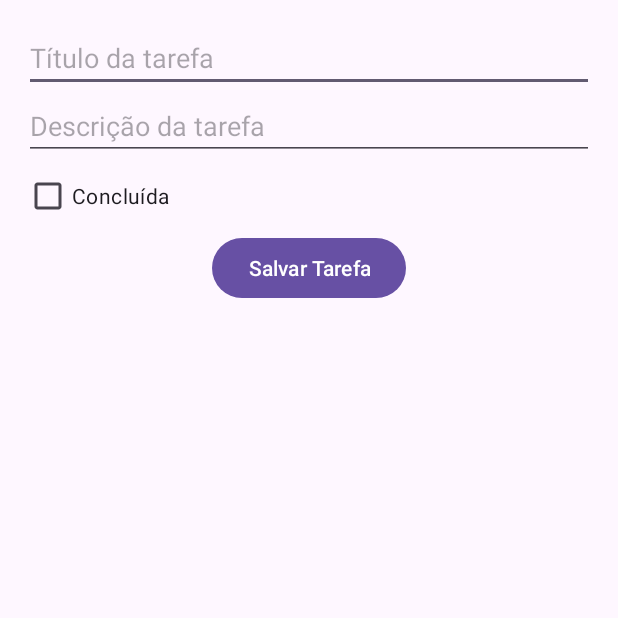
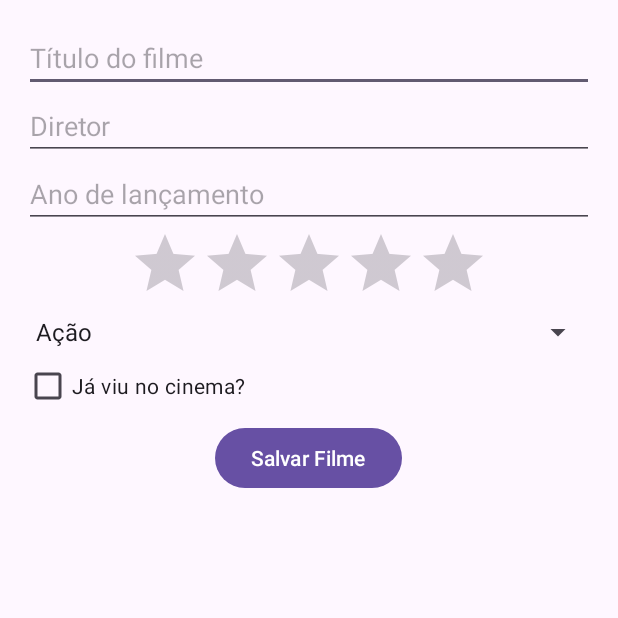
Before and after one commit to ThFaro/Mobile, an Android app: the screen it shows after launch (Aula06ExercicioActivity before the commit, MoviesActivity after it), on a phone screen of 412 x 824 dp, the top half of it. Run offline under Robolectric (Android 15) with nearby library versions, the phone set to English and light mode, and no system bars.

Commit message:
AC1 FINALIZADA

```diff
--- a/app/src/main/java/com/exemplo/exercicios/Aula06ExercicioActivity.java
+++ /dev/null
@@ -1,129 +0,0 @@
-package com.exemplo.exercicios;
-
-import android.database.Cursor;
-import android.graphics.Paint;
-import android.os.Bundle;
-import android.view.View;
-import android.widget.ArrayAdapter;
-import android.widget.Button;
-import android.widget.CheckBox;
-import android.widget.EditText;
-import android.widget.ListView;
-import android.widget.TextView;
-import android.widget.Toast;
-
-import androidx.appcompat.app.AppCompatActivity;
-
-import java.util.ArrayList;
-
-public class Aula06ExercicioActivity extends AppCompatActivity {
-
-    private EditText edtTitulo, edtDescricao;
-    private ListView listViewTarefas;
-    private Button btnSalvar, btnAtualizar;
-    private CheckBox chkConcluida;
-    private TaskHelper databaseHelper;
-    private ArrayAdapter<String> adapter;
-    private ArrayList<String> listaTarefas;
-    private ArrayList<Integer> listaIds;
-
-    @Override
-    protected void onCreate(Bundle savedInstanceState) {
-        super.onCreate(savedInstanceState);
-        setContentView(R.layout.activity_aula06_exercicio);
-
-        edtTitulo = findViewById(R.id.edtTitulo);
-        edtDescricao = findViewById(R.id.edtDescricao);
-        chkConcluida = findViewById(R.id.chkStatus);
-        btnSalvar = findViewById(R.id.btnSalvarTarefa);
-        btnAtualizar = findViewById(R.id.btnAtualizarTarefa);
-        listViewTarefas = findViewById(R.id.listViewTarefas);
-        databaseHelper = new TaskHelper(this);
-
-        btnSalvar.setOnClickListener(v -> {
-            String titulo = edtTitulo.getText().toString();
-            String descricao = edtDescricao.getText().toString();
-            int status = chkConcluida.isChecked() ? 1 : 0;
-            if (!titulo.isEmpty() && !descricao.isEmpty()) {
-                long resultado = databaseHelper.inserirTarefa(titulo, descricao, status);
-                if (resultado != -1) {
-                    Toast.makeText(this, "Tarefa salva!", Toast.LENGTH_SHORT).show();
-                    edtTitulo.setText("");
-                    edtDescricao.setText("");
-                    chkConcluida.setChecked(false);
-                    carregarTarefas();
-                } else {
-                    Toast.makeText(this, "Erro ao salvar tarefa!", Toast.LENGTH_SHORT).show();
-                }
-            } else {
-                Toast.makeText(this, "Preencha todos os campos!", Toast.LENGTH_SHORT).show();
-            }
-        });
-
-        listViewTarefas.setOnItemClickListener((parent, view, position, id) -> {
-            int taskId = listaIds.get(position);
-            String titulo = listaTarefas.get(position).split(" - ")[1];
-            String descricao = listaTarefas.get(position).split(" - ")[2];
-            int status = Integer.parseInt(listaTarefas.get(position).split(" - ")[3]);
-
-            edtTitulo.setText(titulo);
-            edtDescricao.setText(descricao);
-            chkConcluida.setChecked(status == 1);
-
-            btnSalvar.setVisibility(View.GONE);
-            btnAtualizar.setVisibility(View.VISIBLE);
-
-            btnAtualizar.setOnClickListener(v -> atualizarTarefa(taskId));
-        });
-
-        listViewTarefas.setOnItemLongClickListener((adapterView, view1, pos, l) -> {
-            int idUsuario = listaIds.get(pos);
-            int deletado = databaseHelper.excluirTarefa(idUsuario);
-            if (deletado > 0) {
-                Toast.makeText(this, "Tarefa excluída!", Toast.LENGTH_SHORT).show();
-                carregarTarefas();
-            }
-            return true;
-        });
-
-        carregarTarefas();
-    }
-
-    private void atualizarTarefa(int taskId) {
-        String novoTitulo = edtTitulo.getText().toString();
-        String novaDescricao = edtDescricao.getText().toString();
-        int novoStatus = chkConcluida.isChecked() ? 1 : 0;
-        if (!novoTitulo.isEmpty() && !novaDescricao.isEmpty()) {
-            int resultado = databaseHelper.atualizarTarefa(taskId, novoTitulo, novaDescricao, novoStatus);
-            if (resultado > 0) {
-                Toast.makeText(this, "Tarefa atualizada!", Toast.LENGTH_SHORT).show();
-                carregarTarefas();
-                edtTitulo.setText("");
-                edtDescricao.setText("");
-                chkConcluida.setChecked(false);
-                btnSalvar.setVisibility(View.VISIBLE);
-                btnAtualizar.setVisibility(View.GONE);
-            } else {
-                Toast.makeText(this, "Erro ao atualizar tarefa!", Toast.LENGTH_SHORT).show();
-            }
-        }
-    }
-
-    private void carregarTarefas() {
-        Cursor cursor = databaseHelper.listarTarefas();
-        listaTarefas = new ArrayList<>();
-        listaIds = new ArrayList<>();
-        if (cursor.moveToFirst()) {
-            do {
-                int id = cursor.getInt(0);
-                String titulo = cursor.getString(1);
-                String descricao = cursor.getString(2);
-                int status = cursor.getInt(3);
-                listaTarefas.add(id + " - " + titulo + " - " + descricao + " - " + status);
-                listaIds.add(id);
-            } while (cursor.moveToNext());
-        }
-        adapter = new ArrayAdapter<>(this, android.R.layout.simple_list_item_1, listaTarefas);
-        listViewTarefas.setAdapter(adapter);
-    }
-}
--- /dev/null
+++ b/app/src/main/java/com/exemplo/exercicios/MoviesActivity.java
@@ -0,0 +1,146 @@
+package com.exemplo.exercicios;
+
+import android.database.Cursor;
+import android.os.Bundle;
+import android.view.View;
+import android.widget.ArrayAdapter;
+import android.widget.Button;
+import android.widget.CheckBox;
+import android.widget.EditText;
+import android.widget.ListView;
+import android.widget.RatingBar;
+import android.widget.Spinner;
+import android.widget.Toast;
+
+import androidx.appcompat.app.AppCompatActivity;
+
+import java.util.ArrayList;
+
+public class MoviesActivity extends AppCompatActivity {
+
+    private EditText edtTitulo, edtDiretor, edtAno;
+    private Spinner spnGenero;
+    private CheckBox chkCinema;
+    private RatingBar ratingNota;
+    private ListView listViewMovies;
+    private Button btnSave;
+    private MoviesHelper databaseHelper;
+    private ArrayAdapter<String> adapter;
+    private ArrayList<String> listMovies;
+    private ArrayList<Integer> listIds;
+    private int movieIdEditando = -1;
+
+    @Override
+    protected void onCreate(Bundle savedInstanceState) {
+        super.onCreate(savedInstanceState);
+        setContentView(R.layout.activity_movies);
+
+        edtTitulo = findViewById(R.id.edtTitulo);
+        edtDiretor = findViewById(R.id.edtDiretor);
+        edtAno = findViewById(R.id.edtAno);
+        spnGenero = findViewById(R.id.spnGenero);
+        chkCinema = findViewById(R.id.chkCinema);
+        ratingNota = findViewById(R.id.ratingNota);
+        btnSave = findViewById(R.id.btnSave);
+        listViewMovies = findViewById(R.id.listViewMovies);
+        databaseHelper = new MoviesHelper(this);
+
+        ArrayAdapter<CharSequence> generoAdapter = ArrayAdapter.createFromResource(
+                this, R.array.movie_genres, android.R.layout.simple_spinner_item);
+        generoAdapter.setDropDownViewResource(android.R.layout.simple_spinner_dropdown_item);
+        spnGenero.setAdapter(generoAdapter);
+
+        btnSave.setOnClickListener(v -> salvarOuAtualizar());
+
+        listViewMovies.setOnItemClickListener((parent, view, position, id) -> carregarFilmeParaEdicao(position));
+
+        listViewMovies.setOnItemLongClickListener((parent, view, position, id) -> {
+            int movieId = listIds.get(position);
+            int deletado = databaseHelper.deletarFilme(movieId);
+            if (deletado > 0) {
+                Toast.makeText(this, "Filme excluído!", Toast.LENGTH_SHORT).show();
+                carregarFilmes();
+            }
+            return true;
+        });
+
+        carregarFilmes();
+    }
+
+    private void salvarOuAtualizar() {
+        String titulo = edtTitulo.getText().toString();
+        String diretor = edtDiretor.getText().toString();
+        String anoStr = edtAno.getText().toString();
+        int avaliacao = (int) ratingNota.getRating();
+        String genero = spnGenero.getSelectedItem().toString();
+        int cinema = chkCinema.isChecked() ? 1 : 0;
+
+        if (titulo.isEmpty() || diretor.isEmpty() || anoStr.isEmpty()) {
+            Toast.makeText(this, "Preencha todos os campos!", Toast.LENGTH_SHORT).show();
+            return;
+        }
+
+        int ano = Integer.parseInt(anoStr);
+
+        if (movieIdEditando == -1) {
+            long resultado = databaseHelper.inserirFilme(titulo, diretor, ano, avaliacao, genero, cinema);
+            if (resultado != -1) {
+                Toast.makeText(this, "Filme cadastrado!", Toast.LENGTH_SHORT).show();
+            } else {
+                Toast.makeText(this, "Erro ao salvar filme!", Toast.LENGTH_SHORT).show();
+            }
+        } else {
+            int resultado = databaseHelper.atualizarFilme(movieIdEditando, titulo, diretor, ano, avaliacao, genero, cinema);
+            if (resultado > 0) {
+                Toast.makeText(this, "Filme atualizado!", Toast.LENGTH_SHORT).show();
+            } else {
+                Toast.makeText(this, "Erro ao atualizar filme!", Toast.LENGTH_SHORT).show();
+            }
+            movieIdEditando = -1;
+        }
+
+        limparCampos();
+        carregarFilmes();
+    }
+
+    private void carregarFilmeParaEdicao(int position) {
+        int id = listIds.get(position);
+        Cursor cursor = databaseHelper.getFilme(id);
+        if (cursor != null && cursor.moveToFirst()) {
+            edtTitulo.setText(cursor.getString(cursor.getColumnIndex("titulo")));
+            edtDiretor.setText(cursor.getString(cursor.getColumnIndex("diretor")));
+            edtAno.setText(String.valueOf(cursor.getInt(cursor.getColumnIndex("ano"))));
+            ratingNota.setRating(cursor.getInt(cursor.getColumnIndex("avaliacao")));
+            spnGenero.setSelection(((ArrayAdapter<String>) spnGenero.getAdapter())
+                    .getPosition(cursor.getString(cursor.getColumnIndex("genero"))));
+            chkCinema.setChecked(cursor.getInt(cursor.getColumnIndex("cinema")) == 1);
+            movieIdEditando = id;
+        }
+    }
+
+    private void carregarFilmes() {
+        Cursor cursor = databaseHelper.listarTodosFilmes();
+        listMovies = new ArrayList<>();
+        listIds = new ArrayList<>();
+        while (cursor.moveToNext()) {
+            int id = cursor.getInt(cursor.getColumnIndex("id"));
+            String titulo = cursor.getString(cursor.getColumnIndex("titulo"));
+            int ano = cursor.getInt(cursor.getColumnIndex("ano"));
+            int nota = cursor.getInt(cursor.getColumnIndex("avaliacao"));
+            String genero = cursor.getString(cursor.getColumnIndex("genero"));
+            listMovies.add(titulo + " (" + ano + ") - " + genero + " - " + nota + "★");
+            listIds.add(id);
+        }
+        adapter = new ArrayAdapter<>(this, android.R.layout.simple_list_item_1, listMovies);
+        listViewMovies.setAdapter(adapter);
+    }
+
+    private void limparCampos() {
+        edtTitulo.setText("");
+        edtDiretor.setText("");
+        edtAno.setText("");
+        ratingNota.setRating(0);
+        spnGenero.setSelection(0);
+        chkCinema.setChecked(false);
+    }
+}
--- /dev/null
+++ b/app/src/main/java/com/exemplo/exercicios/MoviesHelper.java
@@ -0,0 +1,84 @@
+package com.exemplo.exercicios;
+
+import android.content.ContentValues;
+import android.content.Context;
+import android.database.Cursor;
+import android.database.sqlite.SQLiteDatabase;
+import android.database.sqlite.SQLiteOpenHelper;
+
+public class MoviesHelper extends SQLiteOpenHelper {
+
+    private static final String DATABASE_NAME = "filmes.db";
+    private static final int DATABASE_VERSION = 1;
+
+    private static final String TABLE_NAME = "filmes";
+    private static final String COLUMN_ID = "id";
+    private static final String COLUMN_TITULO = "titulo";
+    private static final String COLUMN_DIRETOR = "diretor";
+    private static final String COLUMN_ANO = "ano";
+    private static final String COLUMN_AVALIACAO = "avaliacao";
+    private static final String COLUMN_GENERO = "genero";
+    private static final String COLUMN_CINEMA = "cinema";
+
+    public MoviesHelper(Context context) {
+        super(context, DATABASE_NAME, null, DATABASE_VERSION);
+    }
+
+    @Override
+    public void onCreate(SQLiteDatabase db) {
+        String CREATE_TABLE = "CREATE TABLE " + TABLE_NAME + "("
+                + COLUMN_ID + " INTEGER PRIMARY KEY AUTOINCREMENT,"
+                + COLUMN_TITULO + " TEXT,"
+                + COLUMN_DIRETOR + " TEXT,"
+                + COLUMN_ANO + " INTEGER,"
+                + COLUMN_AVALIACAO + " INTEGER,"
+                + COLUMN_GENERO + " TEXT,"
+                + COLUMN_CINEMA + " INTEGER)";
+        db.execSQL(CREATE_TABLE);
+    }
+
+    @Override
+    public void onUpgrade(SQLiteDatabase db, int oldVersion, int newVersion) {
+        db.execSQL("DROP TABLE IF EXISTS " + TABLE_NAME);
+        onCreate(db);
+    }
+
+    public long inserirFilme(String titulo, String diretor, int ano, int avaliacao, String genero, int cinema) {
+        SQLiteDatabase db = this.getWritableDatabase();
+        ContentValues values = new ContentValues();
+        values.put(COLUMN_TITULO, titulo);
+        values.put(COLUMN_DIRETOR, diretor);
+        values.put(COLUMN_ANO, ano);
+        values.put(COLUMN_AVALIACAO, avaliacao);
+        values.put(COLUMN_GENERO, genero);
+        values.put(COLUMN_CINEMA, cinema);
+        return db.insert(TABLE_NAME, null, values);
+    }
+
+    public int atualizarFilme(int id, String titulo, String diretor, int ano, int avaliacao, String genero, int cinema) {
+        SQLiteDatabase db = this.getWritableDatabase();
+        ContentValues values = new ContentValues();
+        values.put(COLUMN_TITULO, titulo);
+        values.put(COLUMN_DIRETOR, diretor);
+        values.put(COLUMN_ANO, ano);
+        values.put(COLUMN_AVALIACAO, avaliacao);
+        values.put(COLUMN_GENERO, genero);
+        values.put(COLUMN_CINEMA, cinema);
+        return db.update(TABLE_NAME, values, COLUMN_ID + "=?", new String[]{String.valueOf(id)});
+    }
+
+    public Cursor listarTodosFilmes() {
+        SQLiteDatabase db = this.getReadableDatabase();
+        return db.rawQuery("SELECT * FROM " + TABLE_NAME, null);
+    }
+
+    public Cursor getFilme(int id) {
+        SQLiteDatabase db = this.getReadableDatabase();
+        return db.rawQuery("SELECT * FROM " + TABLE_NAME + " WHERE id = ?", new String[]{String.valueOf(id)});
+    }
+
+    public int deletarFilme(int id) {
+        SQLiteDatabase db = this.getWritableDatabase();
+        return db.delete(TABLE_NAME, COLUMN_ID + "=?", new String[]{String.valueOf(id)});
+    }
+}
--- /dev/null
+++ b/app/src/main/res/layout/activity_movies.xml
@@ -0,0 +1,59 @@
+<?xml version="1.0" encoding="utf-8"?>
+<LinearLayout xmlns:android="http://schemas.android.com/apk/res/android"
+    android:layout_width="match_parent"
+    android:layout_height="match_parent"
+    android:orientation="vertical"
+    android:padding="16dp">
+
+    <EditText
+        android:id="@+id/edtTitulo"
+        android:layout_width="match_parent"
+        android:layout_height="wrap_content"
+        android:hint="Título do filme"/>
+
+    <EditText
+        android:id="@+id/edtDiretor"
+        android:layout_width="match_parent"
+        android:layout_height="wrap_content"
+        android:hint="Diretor"/>
+
+    <EditText
+        android:id="@+id/edtAno"
+        android:layout_width="match_parent"
+        android:layout_height="wrap_content"
+        android:inputType="number"
+        android:hint="Ano de lançamento"/>
+
+    <RatingBar
+        android:id="@+id/ratingNota"
+        android:layout_width="wrap_content"
+        android:layout_height="wrap_content"
+        android:numStars="5"
+        android:stepSize="1.0"
+        android:layout_gravity="center_horizontal"/>
+
+    <Spinner
+        android:id="@+id/spnGenero"
+        android:layout_width="match_parent"
+        android:layout_height="wrap_content"/>
+
+
+    <CheckBox
+        android:id="@+id/chkCinema"
+        android:layout_width="wrap_content"
+        android:layout_height="wrap_content"
+        android:text="Já viu no cinema?"/>
+
+    <Button
+        android:id="@+id/btnSave"
+        android:layout_width="wrap_content"
+        android:layout_height="wrap_content"
+        android:text="Salvar Filme"
+        android:layout_gravity="center_horizontal"/>
+
+    <ListView
+        android:id="@+id/listViewMovies"
+        android:layout_width="match_parent"
+        android:layout_height="0dp"
+        android:layout_weight="1"/>
+</LinearLayout>
--- a/app/src/main/res/values/strings.xml
+++ b/app/src/main/res/values/strings.xml
@@ -1,3 +1,11 @@
 <resources>
-    <string name="app_name">Mobile</string>
+    <string name="app_name">Catálogo de Filmes</string>
+    <string-array name="movie_genres">
+        <item>Ação</item>
+        <item>Drama</item>
+        <item>Comédia</item>
+        <item>Ficção</item>
+        <item>Horror</item>
+        <item>Romance</item>
+    </string-array>
 </resources>
```
Also changed, not shown: app/src/main/AndroidManifest.xml (+7 -4 lines).
